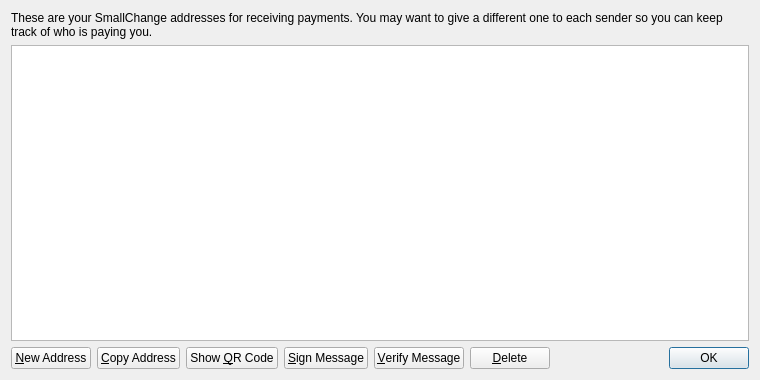
Qt form src/qt/forms/addressbookpage.ui (RaidAndFade/SRSCoin) before a commit.
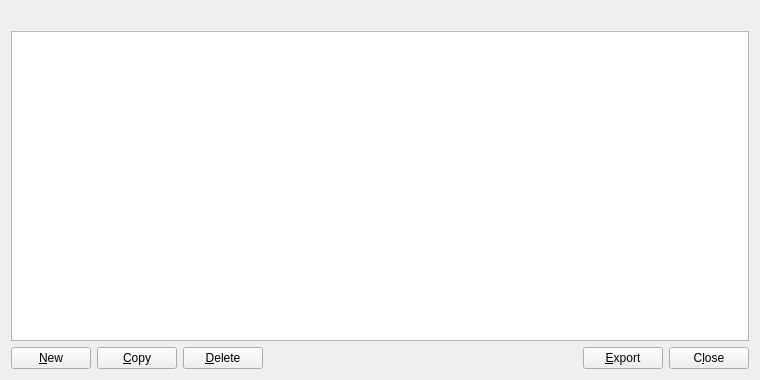
The same form after that commit. Icons and pictures are not drawn.

What changed in the file:
```diff
--- a/src/qt/forms/addressbookpage.ui
+++ b/src/qt/forms/addressbookpage.ui
@@ -16,9 +16,6 @@
   <layout class="QVBoxLayout" name="verticalLayout">
    <item>
     <widget class="QLabel" name="labelExplanation">
-     <property name="text">
-      <string>These are your SmallChange addresses for receiving payments. You may want to give a different one to each sender so you can keep track of who is paying you.</string>
-     </property>
      <property name="textFormat">
       <enum>Qt::PlainText</enum>
      </property>
@@ -63,7 +60,7 @@
         <string>Create a new address</string>
        </property>
        <property name="text">
-        <string>&amp;New Address</string>
+        <string>&amp;New</string>
        </property>
        <property name="icon">
         <iconset resource="../bitcoin.qrc">
@@ -77,7 +74,7 @@
         <string>Copy the currently selected address to the system clipboard</string>
        </property>
        <property name="text">
-        <string>&amp;Copy Address</string>
+        <string>&amp;Copy</string>
        </property>
        <property name="icon">
         <iconset resource="../bitcoin.qrc">
@@ -86,48 +83,9 @@
       </widget>
      </item>
      <item>
-      <widget class="QPushButton" name="showQRCode">
-       <property name="text">
-        <string>Show &amp;QR Code</string>
-       </property>
-       <property name="icon">
-        <iconset resource="../bitcoin.qrc">
-         <normaloff>:/icons/qrcode</normaloff>:/icons/qrcode</iconset>
-       </property>
-      </widget>
-     </item>
-     <item>
-      <widget class="QPushButton" name="signMessage">
+      <widget class="QPushButton" name="deleteAddress">
        <property name="toolTip">
-        <string>Sign a message to prove you own a Bitcoin address</string>
-       </property>
-       <property name="text">
-        <string>&amp;Sign Message</string>
-       </property>
-       <property name="icon">
-        <iconset resource="../bitcoin.qrc">
-         <normaloff>:/icons/edit</normaloff>:/icons/edit</iconset>
-       </property>
-      </widget>
-     </item>
-     <item>
-      <widget class="QPushButton" name="verifyMessage">
-       <property name="toolTip">
-        <string>Verify a message to ensure it was signed with a specified Bitcoin address</string>
-       </property>
-       <property name="text">
-        <string>&amp;Verify Message</string>
-       </property>
-       <property name="icon">
-        <iconset resource="../bitcoin.qrc">
-         <normaloff>:/icons/transaction_0</normaloff>:/icons/transaction_0</iconset>
-       </property>
-      </widget>
-     </item>
-     <item>
-      <widget class="QPushButton" name="deleteButton">
-       <property name="toolTip">
-        <string>Delete the currently selected address from the list. Only sending addresses can be deleted.</string>
+        <string>Delete the currently selected address from the list</string>
        </property>
        <property name="text">
         <string>&amp;Delete</string>
@@ -152,15 +110,29 @@
       </spacer>
      </item>
      <item>
-      <widget class="QDialogButtonBox" name="buttonBox">
+      <widget class="QPushButton" name="exportButton">
+       <property name="toolTip">
+        <string>Export the data in the current tab to a file</string>
+       </property>
+       <property name="text">
+        <string>&amp;Export</string>
+       </property>
+       <property name="icon">
+        <iconset resource="../bitcoin.qrc">
+         <normaloff>:/icons/export</normaloff>:/icons/export</iconset>
+       </property>
+      </widget>
+     </item>
+     <item>
+      <widget class="QPushButton" name="closeButton">
        <property name="sizePolicy">
-        <sizepolicy hsizetype="Maximum" vsizetype="Fixed">
+        <sizepolicy hsizetype="Minimum" vsizetype="Minimum">
          <horstretch>0</horstretch>
          <verstretch>0</verstretch>
         </sizepolicy>
        </property>
-       <property name="standardButtons">
-        <set>QDialogButtonBox::Ok</set>
+       <property name="text">
+        <string>C&amp;lose</string>
        </property>
       </widget>
      </item>
```
Left out of the diff: 7 changed lines with no effect on the pictures.
